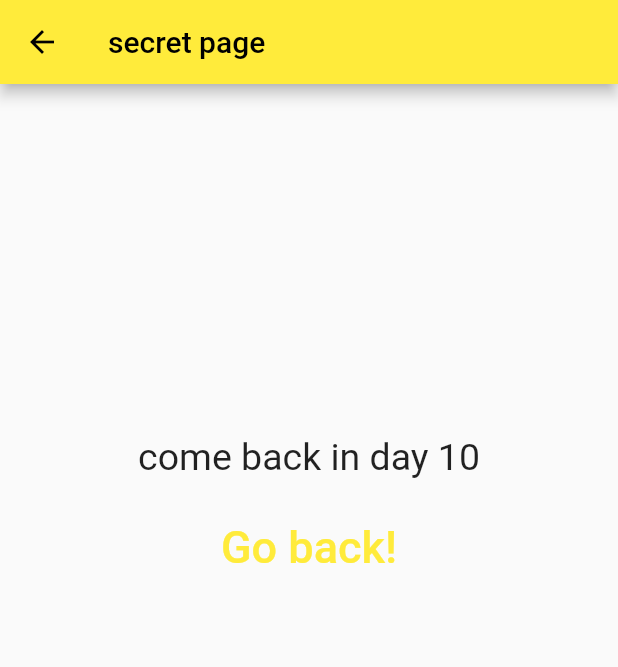
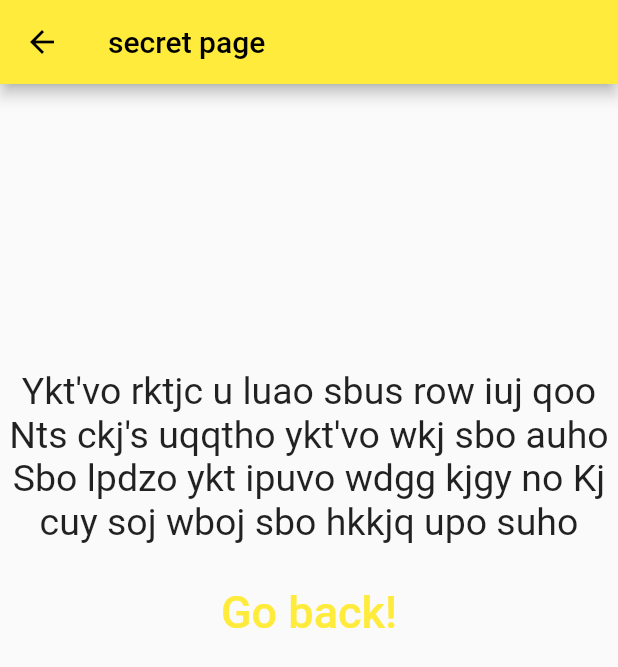
Before and after one commit to formalusername/Rixxify, a Flutter app: the SecretPage screen opened directly, on a phone screen of 412 x 824 dp. Shown: the top 667 px of the screen. Run offline on Flutter 3.47's test engine with Material 2 defaults, Android fonts, the phone set to English and light mode, and no system bars; our stand-ins replace shared_preferences; accounts and stored records are empty.

Commit message:
added coded message on secret page

```diff
--- a/lib/Pages/SecretPage.dart
+++ b/lib/Pages/SecretPage.dart
@@ -55,7 +55,7 @@ class _SecretPageState extends State<SecretPage> {
                     width: 200,
                   )
                 : const Text(
-                    "come back in day 10",
+                    "Ykt'vo rktjc u luao sbus row iuj qoo Nts ckj's uqqtho ykt'vo wkj sbo auho Sbo lpdzo ykt ipuvo wdgg kjgy no Kj cuy soj wboj sbo hkkjq upo suho",
                     style: TextStyle(fontSize: 25),
                     textAlign: TextAlign.center,
                   ),
```
